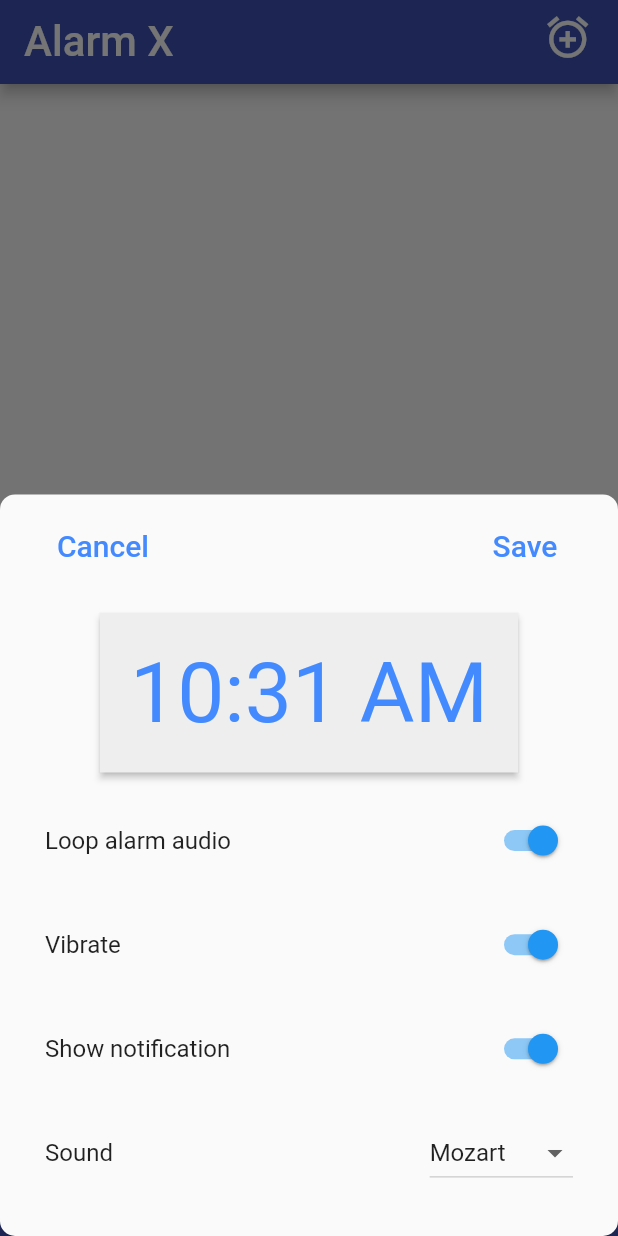
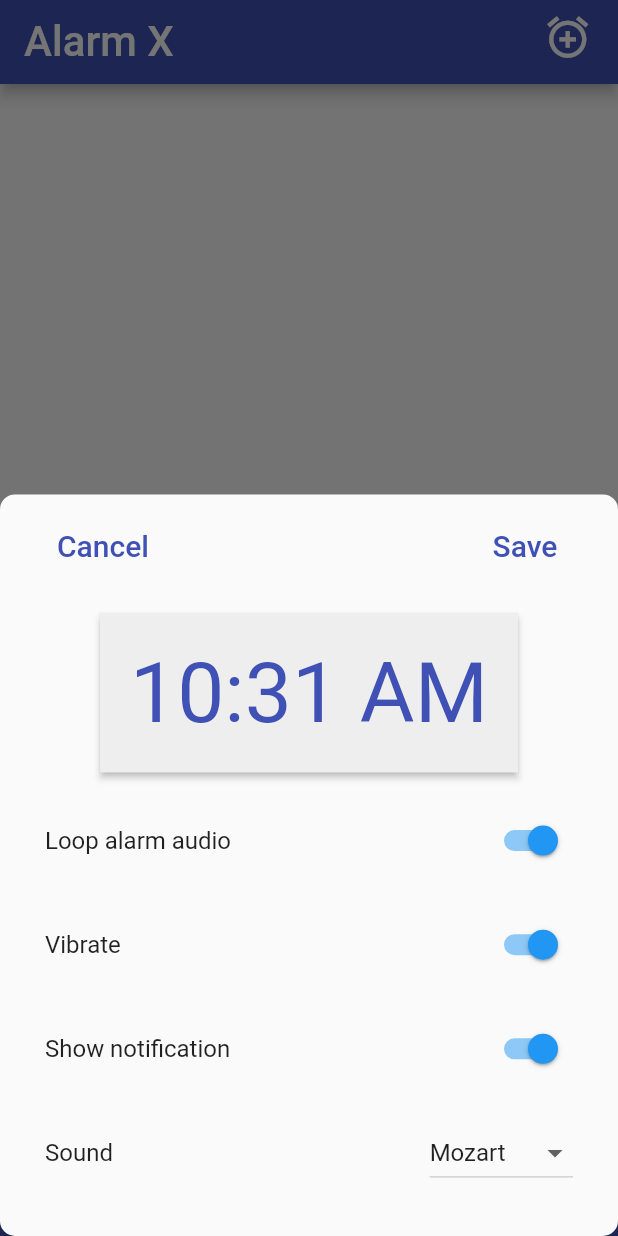
Before and after one commit to manoj1749/alarm_x, a Flutter app: the HomePage screen opened directly, after a tap on the "alarm add" icon, on a phone screen of 412 x 824 dp. Run offline on Flutter 3.47's test engine with Material 2 defaults, Android fonts, the phone set to English and light mode, and no system bars; our stand-ins replace firebase_core, flutter_local_notifications, shared_preferences; missing offline and left inert: alarm, sa_v1_migration; accounts and stored records are empty; statements that could not run were skipped.

Commit message:
updated homepage

```diff
--- a/lib/screens/edit_alarm.dart
+++ b/lib/screens/edit_alarm.dart
@@ -33,6 +33,9 @@ class _ExampleAlarmEditScreenState extends State<ExampleAlarmEditScreen> {
       showNotification = true;
       assetAudio = 'assets/mozart.mp3';
     } else {
+      print('1');
+      print(widget.alarmSettings);
+      print('2');
       selectedTime = TimeOfDay(
         hour: widget.alarmSettings!.dateTime.hour,
         minute: widget.alarmSettings!.dateTime.minute,
@@ -113,7 +116,7 @@ class _ExampleAlarmEditScreenState extends State<ExampleAlarmEditScreen> {
                   style: Theme.of(context)
                       .textTheme
                       .titleLarge!
-                      .copyWith(color: Colors.blueAccent),
+                      .copyWith(color: Colors.indigo),
                 ),
               ),
               TextButton(
@@ -123,7 +126,7 @@ class _ExampleAlarmEditScreenState extends State<ExampleAlarmEditScreen> {
                   style: Theme.of(context)
                       .textTheme
                       .titleLarge!
-                      .copyWith(color: Colors.blueAccent),
+                      .copyWith(color: Colors.indigo),
                 ),
               ),
             ],
@@ -138,7 +141,7 @@ class _ExampleAlarmEditScreenState extends State<ExampleAlarmEditScreen> {
                 style: Theme.of(context)
                     .textTheme
                     .displayMedium!
-                    .copyWith(color: Colors.blueAccent),
+                    .copyWith(color: Colors.indigo),
               ),
             ),
           ),
--- a/lib/screens/home.dart
+++ b/lib/screens/home.dart
@@ -78,11 +78,24 @@ class _HomePageState extends State<HomePage> {
     return Scaffold(
         appBar: AppBar(
           backgroundColor: Colors.indigo.shade500,
-          title: const Text(
+          title: selectedPageIndex == 0
+              ? const Text(
                   'Alarm X',
                   style: TextStyle(fontSize: 28),
-          ),
-          actions: <Widget>[
+                )
+              : selectedPageIndex == 1
+                  ? const Text(
+                      'Group Alarms',
+                      style: TextStyle(fontSize: 28),
+                    )
+                  : selectedPageIndex == 2
+                      ? const Text(
+                          'Settings',
+                          style: TextStyle(fontSize: 28),
+                        )
+                      : null,
+          actions: selectedPageIndex == 0
+              ? <Widget>[
                   Padding(
                     padding: const EdgeInsets.only(bottom: 10.0, right: 10),
                     child: IconButton(
@@ -90,7 +103,18 @@ class _HomePageState extends State<HomePage> {
                       onPressed: () => navigateToAlarmScreen(null),
                     ),
                   ),
-          ],
+                ]
+              : selectedPageIndex == 1
+                  ? <Widget>[
+                      Padding(
+                        padding: const EdgeInsets.only(bottom: 10.0, right: 10),
+                        child: IconButton(
+                          icon: const Icon(Icons.alarm_add_outlined, size: 33),
+                          onPressed: () => navigateToAlarmScreen(null),
+                        ),
+                      ),
+                    ]
+                  : null,
         ),
         body: selectedIndex == 0
             ? SafeArea(
@@ -122,7 +146,6 @@ class _HomePageState extends State<HomePage> {
                                   crossAxisAlignment: CrossAxisAlignment.start,
                                   mainAxisAlignment: MainAxisAlignment.center,
                                   children: [
-                                    const SizedBox(height: 5),
                                     Text(
                                       TimeOfDay(
                                         hour: alarms[index].dateTime.hour,
```
Also changed, not shown: lib/screens/group_alarms.dart (+132 -3 lines). Lines whose indentation alone changed are shown as unchanged.
